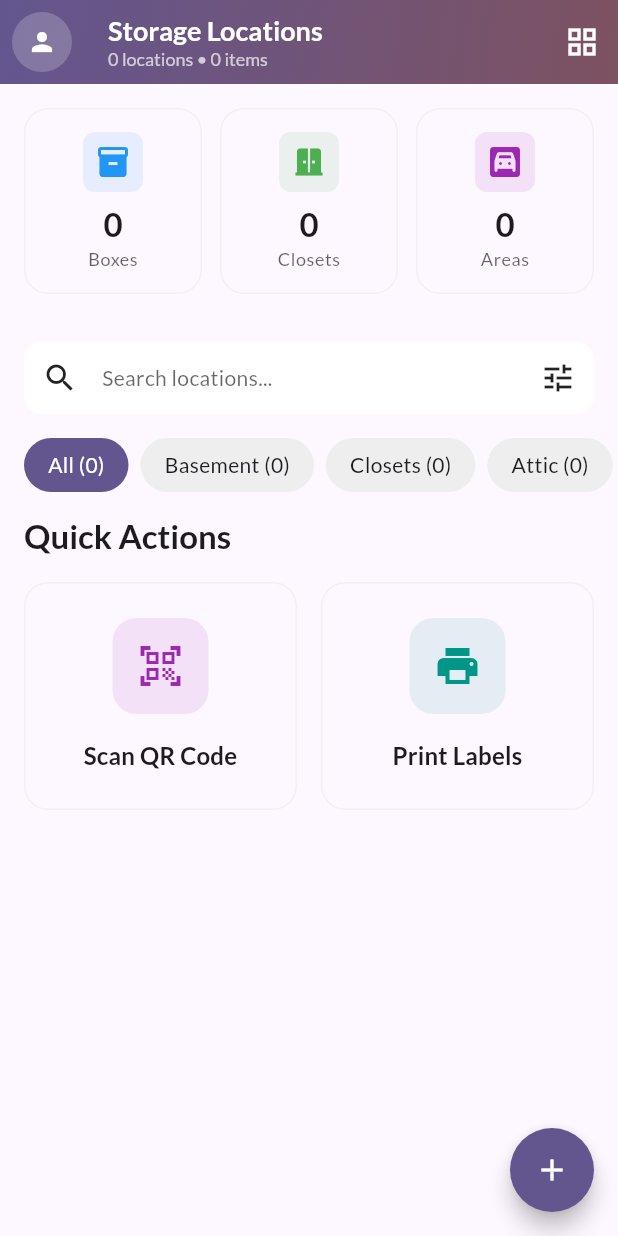
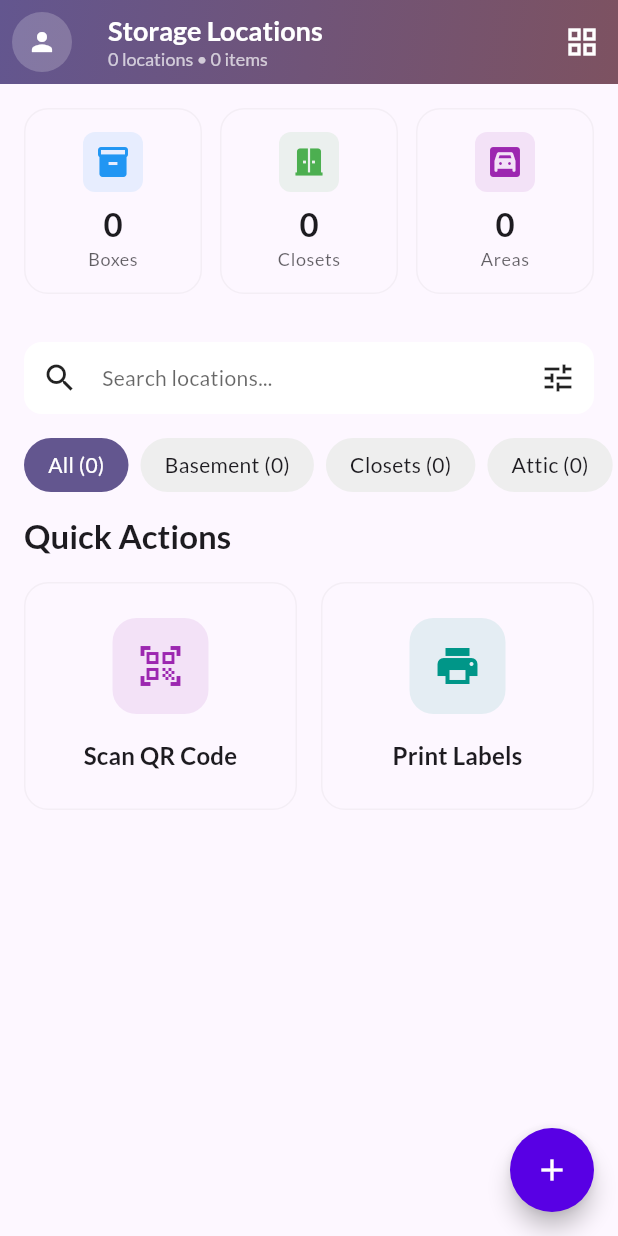
Before and after one commit to MoemenMostafa/SeasonBox, a Flutter app: the StorageScreen screen opened by its route, on a phone screen of 412 x 824 dp. Run offline on Flutter 3.47's test engine with Material 3 defaults, Android fonts, the phone set to English and light mode, and no system bars; our stand-ins replace cloud_firestore, drift, firebase_auth, firebase_core, go_router, google_fonts and 2 more; accounts and stored records are empty; generated files the repository leaves out were written again; network calls fail.

Commit message:
feat: Add `SeasonBoxAddButton` component and centralize `FloatingActionButton` styling in themes.

```diff
--- a/lib/app/theme/theme.dart
+++ b/lib/app/theme/theme.dart
@@ -14,6 +14,11 @@ class AppTheme {
       secondary: secondaryColor,
     ),
     textTheme: GoogleFonts.latoTextTheme(),
+    floatingActionButtonTheme: const FloatingActionButtonThemeData(
+      backgroundColor: primaryColor,
+      foregroundColor: Colors.white,
+      shape: CircleBorder(),
+    ),
   );
 
   static final ThemeData darkTheme = ThemeData(
@@ -45,5 +50,10 @@ class AppTheme {
       unselectedItemColor: Colors.grey,
     ),
     textTheme: GoogleFonts.latoTextTheme(ThemeData.dark().textTheme),
+    floatingActionButtonTheme: const FloatingActionButtonThemeData(
+      backgroundColor: Color(0xFFBB86FC),
+      foregroundColor: Colors.black,
+      shape: CircleBorder(),
+    ),
   );
 }
--- a/lib/features/children/screens/children_screen.dart
+++ b/lib/features/children/screens/children_screen.dart
@@ -4,6 +4,7 @@ import 'package:provider/provider.dart';
 import '../../../data/models/child.dart';
 import '../../../data/repositories/child_repository.dart';
 import '../../../widgets/season_box_app_bar.dart';
+import '../../../widgets/season_box_add_button.dart';
 import '../../../widgets/app_card.dart';
 import '../../../widgets/skeleton_container.dart';
 
@@ -354,12 +355,9 @@ class _ChildrenScreenState extends State<ChildrenScreen> {
                     ..._children.map((child) => _buildChildCard(child, theme)),
                   ],
                 ),
-      floatingActionButton: FloatingActionButton(
+      floatingActionButton: SeasonBoxAddButton(
         onPressed: () =>
             context.push('/add-child').then((_) => _loadChildren()),
-        backgroundColor: theme.colorScheme.primary,
-        shape: const CircleBorder(),
-        child: const Icon(Icons.add, color: Colors.white),
       ),
     );
   }
--- a/lib/features/items/screens/items_screen.dart
+++ b/lib/features/items/screens/items_screen.dart
@@ -5,6 +5,7 @@ import 'package:myapp/data/models/item.dart';
 import 'package:myapp/data/repositories/item_repository.dart';
 import 'package:myapp/widgets/season_box_app_bar.dart';
 import 'package:myapp/widgets/app_card.dart';
+import 'package:myapp/widgets/season_box_add_button.dart';
 import 'package:myapp/widgets/skeleton_container.dart';
 
 class ItemsScreen extends StatefulWidget {
@@ -140,11 +141,8 @@ class _ItemsScreenState extends State<ItemsScreen> {
                 ],
               ),
             ),
-      floatingActionButton: FloatingActionButton(
+      floatingActionButton: SeasonBoxAddButton(
         onPressed: () => context.push('/add-item').then((_) => _loadItems()),
-        backgroundColor: const Color(0xFF6200EE),
-        shape: const CircleBorder(),
-        child: const Icon(Icons.add, color: Colors.white),
       ),
     );
   }
--- a/lib/features/storage/screens/storage_screen.dart
+++ b/lib/features/storage/screens/storage_screen.dart
@@ -5,6 +5,7 @@ import '../../../data/models/storage_location.dart';
 import '../../../data/repositories/storage_location_repository.dart';
 import '../../../widgets/season_box_app_bar.dart';
 import '../../../widgets/app_card.dart';
+import '../../../widgets/season_box_add_button.dart';
 import '../../../widgets/skeleton_container.dart';
 
 class StorageScreen extends StatefulWidget {
@@ -125,12 +126,9 @@ class _StorageScreenState extends State<StorageScreen> {
                 const SliverPadding(padding: EdgeInsets.only(bottom: 80)),
               ],
             ),
-      floatingActionButton: FloatingActionButton(
+      floatingActionButton: SeasonBoxAddButton(
         onPressed: () =>
-            context.push('/add-storage-location').then((_) => _loadLocations()),
-        backgroundColor: theme.colorScheme.primary,
-        shape: const CircleBorder(),
-        child: const Icon(Icons.add, color: Colors.white),
+            context.push('/add-location').then((_) => _loadLocations()),
       ),
     );
   }
--- /dev/null
+++ b/lib/widgets/season_box_add_button.dart
@@ -0,0 +1,19 @@
+import 'package:flutter/material.dart';
+
+class SeasonBoxAddButton extends StatelessWidget {
+  final VoidCallback onPressed;
+
+  const SeasonBoxAddButton({
+    super.key,
+    required this.onPressed,
+  });
+
+  @override
+  Widget build(BuildContext context) {
+    return FloatingActionButton(
+      onPressed: onPressed,
+      tooltip: 'Add',
+      child: const Icon(Icons.add),
+    );
+  }
+}
```
